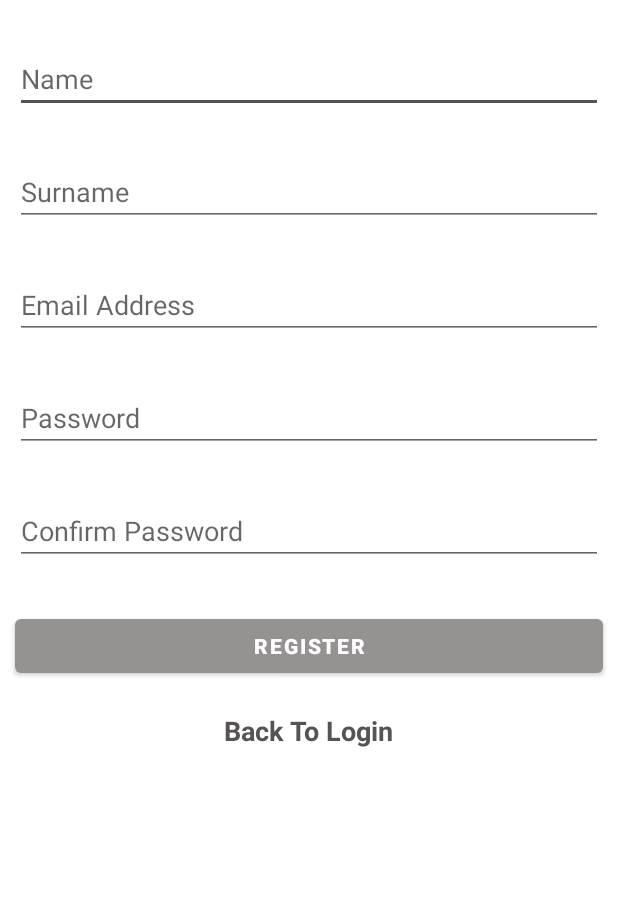
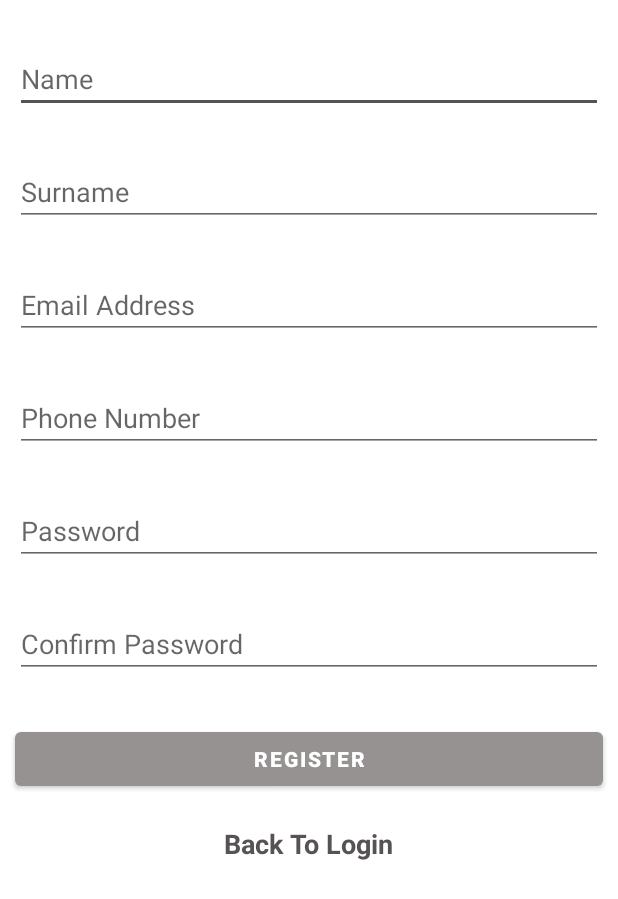
Before and after one commit to Catalogo81/Malaria-Early-Warning-System, an Android app: the Register screen opened directly, with no data from a screen before it, on a phone screen of 412 x 824 dp. Shown: the top 899 px of the screen. Run offline under Robolectric (Android 15) with nearby library versions, the phone set to English and light mode, and no system bars; our stand-ins replace Firebase (no records; nobody signed in at launch, a user with empty details on screens opened directly).

Commit message:
Registration bug fixed

```diff
--- a/app/src/main/java/com/example/malariaearlywarningsystemmews/register/Register.java
+++ b/app/src/main/java/com/example/malariaearlywarningsystemmews/register/Register.java
@@ -25,7 +25,7 @@ import com.google.firebase.database.FirebaseDatabase;
 public class Register extends AppCompatActivity {
 
     EditText etRegisterName, etRegisterSurname, etRegisterEmailAddress, etRegisterPassword,
-            etRegisterConfirmPassword;
+            etRegisterConfirmPassword, etRegisterPhoneNumber;
     Button btnRegisterDetails;
     TextView tvBackToLogin;
 
@@ -43,6 +43,7 @@ public class Register extends AppCompatActivity {
         etRegisterEmailAddress = findViewById(R.id.etRegisterEmailAddress);
         etRegisterPassword = findViewById(R.id.etRegisterPassword);
         etRegisterConfirmPassword = findViewById(R.id.etRegisterConfirmPassword);
+        etRegisterPhoneNumber = findViewById(R.id.etRegisterPhoneNumber);
         tvBackToLogin = findViewById(R.id.tvBackToLogin);
         btnRegisterDetails = findViewById(R.id.btnRegisterDetails);
 
@@ -72,6 +73,7 @@ public class Register extends AppCompatActivity {
         String name = etRegisterName.getText().toString().trim();
         String surname = etRegisterSurname.getText().toString().trim();
         String email = etRegisterEmailAddress.getText().toString().trim();
+        String phoneNumber = etRegisterPhoneNumber.getText().toString().trim();
         String password = etRegisterPassword.getText().toString().trim();
         String confirmPassword = etRegisterConfirmPassword.getText().toString().trim();
 
@@ -106,6 +108,12 @@ public class Register extends AppCompatActivity {
             etRegisterPassword.requestFocus();
             return;
         }
+        else if(phoneNumber.length() < 10)
+        {
+            etRegisterPhoneNumber.setError("Password has to be >= 10 Characters");
+            etRegisterPhoneNumber.requestFocus();
+            return;
+        }
         else if(password.equals(confirmPassword))
         {
             etRegisterConfirmPassword.setHint("Passwords match");
@@ -128,7 +136,7 @@ public class Register extends AppCompatActivity {
                 if(task.isSuccessful())
                 {
                     //creating the User object and save to database
-                    User user = new User(name, surname, email);
+                    User user = new User(name, surname, email, phoneNumber);
 
                     FirebaseDatabase.getInstance().getReference("Users")
                             .child(FirebaseAuth.getInstance().getCurrentUser().getUid())
--- a/app/src/main/res/layout/activity_register.xml
+++ b/app/src/main/res/layout/activity_register.xml
@@ -39,6 +39,17 @@
         android:layout_marginTop="30dp"
         android:inputType="textEmailAddress"
         android:hint="Email Address" />
+
+    <EditText
+        android:id="@+id/etRegisterPhoneNumber"
+        android:layout_width="match_parent"
+        android:layout_height="wrap_content"
+        android:ems="10"
+        android:layout_marginStart="10dp"
+        android:layout_marginEnd="10dp"
+        android:layout_marginTop="30dp"
+        android:inputType="phone"
+        android:hint="Phone Number" />
 
 
     <EditText
```
Also changed, not shown: app/src/main/java/com/example/malariaearlywarningsystemmews/classes/User.java (+11 -2 lines).
